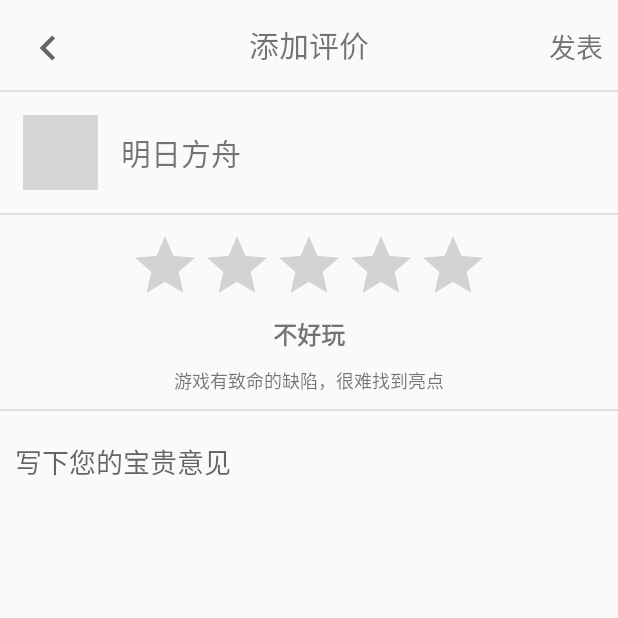
After one commit to Geinu666/TepTep, an Android app: the CommentActivity screen opened directly, with no data from a screen before it, on a phone screen of 412 x 824 dp, the top half of it. The commit adds this screen. Run offline under Robolectric (Android 15) with nearby library versions, the phone set to English and light mode, and no system bars; pictures from the network do not load; 3 statements that could not run were skipped; grey boxes are pictures that could not be loaded.

Commit message:
添加评论页完成
逻辑待写

```diff
--- a/SplashDemo/app/src/main/AndroidManifest.xml
+++ b/SplashDemo/app/src/main/AndroidManifest.xml
@@ -17,7 +17,8 @@
         android:supportsRtl="true"
         android:theme="@style/Theme.SplashDemo"
         android:usesCleartextTraffic="true">
-        <activity android:name=".SignupActivity"></activity>
+        <activity android:name=".CommentActivity"></activity>
+        <activity android:name=".SignupActivity" />
         <activity android:name=".LoginActivity" />
         <activity android:name=".WebViewActivity" />
         <activity android:name=".MainActivity" />
--- /dev/null
+++ b/SplashDemo/app/src/main/java/com/example/splashdemo/CommentActivity.java
@@ -0,0 +1,108 @@
+package com.example.splashdemo;
+
+import androidx.appcompat.app.AppCompatActivity;
+
+import android.media.Rating;
+import android.os.Bundle;
+import android.view.View;
+import android.widget.ImageView;
+import android.widget.RatingBar;
+import android.widget.TextView;
+
+import com.bumptech.glide.Glide;
+
+/**
+ * 评论
+ */
+public class CommentActivity extends AppCompatActivity implements View.OnClickListener{
+
+    private String gameName;
+    private int gameId;
+    private float rating;
+    private RatingBar bar;
+    private ImageView back;
+    private TextView rateText;
+    private TextView rateTitle;
+    private ImageView gameIcon;
+
+    @Override
+    protected void onCreate(Bundle savedInstanceState) {
+        super.onCreate(savedInstanceState);
+        setContentView(R.layout.activity_comment);
+
+        LightStatusBarUtils.setAndroidNativeLightStatusBar(this, true);
+
+        gameId = getIntent().getExtras().getInt("gameId");
+        rating = getIntent().getExtras().getFloat("rating");
+        gameName = getIntent().getExtras().getString("gameName");
+
+        back = findViewById(R.id.comment_back);
+        bar = findViewById(R.id.comment_bar);
+        rateText = findViewById(R.id.rating_text);
+        rateTitle = findViewById(R.id.rating_title);
+        gameIcon = findViewById(R.id.game_icon);
+
+        bar.setRating(rating);
+        setRatingText();
+
+        back.setOnClickListener(this);
+        bar.setOnRatingBarChangeListener(new RatingBar.OnRatingBarChangeListener() {
+            @Override
+            public void onRatingChanged(RatingBar ratingBar, float rating, boolean fromUser) {
+                if (rating <= 1.0) {
+                    rateTitle.setText("不好玩");
+                    rateText.setText("游戏有致命的缺陷，很难找到亮点");
+                } else if (rating <= 2.0) {
+                    rateTitle.setText("非常一般");
+                    rateText.setText("缺点大过优点，游戏内容仍需大幅调整");
+                } else if (rating <= 3.0) {
+                    rateTitle.setText("中规中矩");
+                    rateText.setText("游戏有亮点，同时缺点也很明显");
+                } else if (rating <= 4.0) {
+                    rateTitle.setText("优秀之作");
+                    rateText.setText("虽然有小瑕疵，但游戏整体非常棒");
+                } else {
+                    rateTitle.setText("旷世神作");
+                    rateText.setText("游戏无可挑剔，基本没有缺点");
+                }
+            }
+        });
+
+        Glide.with(getApplicationContext())
+                .load("https://dss0.bdstatic.com/-0U0bnSm1A5BphGlnYG/tam-ogel/c7540fa48a64bbaadb88ce07f0d6a1bb_264_264.jpg")
+                .into(gameIcon);
+    }
+
+    @Override
+    public void onClick(View v) {
+        switch (v.getId()) {
+            case R.id.comment_back:
+                finish();
+        }
+    }
+
+    @Override
+    public void finish() {
+        super.finish();
+        overridePendingTransition(R.anim.no_anim, R.anim.rightout_exit);
+    }
+
+    public void setRatingText(){
+        if (rating <= 1.0) {
+            rateTitle.setText("不好玩");
+            rateText.setText("游戏有致命的缺陷，很难找到亮点");
+        } else if (rating <= 2.0) {
+            rateTitle.setText("非常一般");
+            rateText.setText("缺点大过优点，游戏内容仍需大幅调整");
+        } else if (rating <= 3.0) {
+            rateTitle.setText("中规中矩");
+            rateText.setText("游戏有亮点，同时缺点也很明显");
+        } else if (rating <= 4.0) {
+            rateTitle.setText("优秀之作");
+            rateText.setText("虽然有小瑕疵，但游戏整体非常棒");
+        } else {
+            rateTitle.setText("旷世神作");
+            rateText.setText("游戏无可挑剔，基本没有缺点");
+        }
+    }
+}
--- /dev/null
+++ b/SplashDemo/app/src/main/res/layout/activity_comment.xml
@@ -0,0 +1,107 @@
+<?xml version="1.0" encoding="utf-8"?>
+<LinearLayout xmlns:android="http://schemas.android.com/apk/res/android"
+    xmlns:app="http://schemas.android.com/apk/res-auto"
+    xmlns:tools="http://schemas.android.com/tools"
+    android:layout_width="match_parent"
+    android:layout_height="match_parent"
+    android:orientation="vertical"
+    tools:context=".CommentActivity">
+    <RelativeLayout
+        android:layout_width="match_parent"
+        android:layout_height="50dp">
+        <ImageView
+            android:id="@+id/comment_back"
+            android:layout_width="33dp"
+            android:layout_height="33dp"
+            android:layout_alignParentLeft="true"
+            android:layout_alignParentTop="true"
+            android:layout_marginLeft="15dp"
+            android:layout_marginTop="15dp"
+            android:src="@drawable/outline_chevron_left_24"/>
+        <TextView
+            android:layout_width="wrap_content"
+            android:layout_height="wrap_content"
+            android:layout_alignParentBottom="true"
+            android:layout_centerHorizontal="true"
+            android:layout_marginBottom="5dp"
+            android:text="@string/add_comment"
+            android:textSize="20sp"/>
+        <TextView
+            android:id="@+id/release_comment"
+            android:layout_width="wrap_content"
+            android:layout_height="wrap_content"
+            android:layout_alignParentRight="true"
+            android:layout_alignParentBottom="true"
+            android:layout_marginRight="10dp"
+            android:layout_marginBottom="5dp"
+            android:clickable="true"
+            android:focusable="true"
+            android:text="@string/release"
+            android:textSize="18sp"/>
+    </RelativeLayout>
+    <View
+        android:layout_width="match_parent"
+        android:layout_height="1dp"
+        android:layout_marginTop="10dp"
+        android:alpha="0.1"
+        android:background="#000000" />
+    <RelativeLayout
+        android:layout_width="match_parent"
+        android:layout_height="wrap_content">
+        <ImageView
+            android:id="@+id/game_icon"
+            android:layout_width="50dp"
+            android:layout_height="50dp"
+            android:layout_margin="15dp"/>
+        <TextView
+            android:id="@+id/comment_game_name"
+            android:layout_width="wrap_content"
+            android:layout_height="wrap_content"
+            android:layout_centerVertical="true"
+            android:layout_toRightOf="@id/game_icon"
+            android:text="@string/mrfz"
+            android:textSize="20sp"/>
+    </RelativeLayout>
+    <View
+        android:layout_width="match_parent"
+        android:layout_height="1dp"
+        android:alpha="0.1"
+        android:background="#000000" />
+    <RatingBar
+        android:id="@+id/comment_bar"
+        android:layout_width="wrap_content"
+        android:layout_height="wrap_content"
+        android:layout_gravity="center"
+        android:layout_marginTop="10dp"/>
+    <TextView
+        android:id="@+id/rating_title"
+        android:layout_width="wrap_content"
+        android:layout_height="wrap_content"
+        android:textSize="16sp"
+        android:textStyle="bold"
+        android:layout_gravity="center"/>
+    <TextView
+        android:layout_marginTop="10dp"
+        android:id="@+id/rating_text"
+        android:layout_width="wrap_content"
+        android:layout_height="wrap_content"
+        android:textSize="12sp"
+        android:layout_gravity="center"/>
+    <View
+        android:layout_marginTop="10dp"
+        android:layout_width="match_parent"
+        android:layout_height="1dp"
+        android:alpha="0.1"
+        android:background="#000000" />
+    <EditText
+        android:id="@+id/comment_content"
+        android:layout_width="match_parent"
+        android:layout_height="wrap_content"
+        android:layout_marginTop="10dp"
+        android:autofillHints="@string/comment_hint"
+        android:background="@null"
+        android:hint="@string/comment_hint"
+        android:inputType="text"
+        android:padding="10dp"
+        android:scrollbars="vertical"/>
+</LinearLayout>
--- a/SplashDemo/app/src/main/res/layout/fragment_home.xml
+++ b/SplashDemo/app/src/main/res/layout/fragment_home.xml
@@ -20,7 +20,7 @@
         android:layout_width="wrap_content"
         android:layout_height="wrap_content"
         android:id="@+id/http_test"
-        android:text="httptest"
+        android:text="一键登录"
         android:onClick="onClick"/>
     <Button
         android:layout_width="wrap_content"
--- a/SplashDemo/app/src/main/res/values/strings.xml
+++ b/SplashDemo/app/src/main/res/values/strings.xml
@@ -25,6 +25,11 @@
     <string name="game_forum">论坛</string>
     <string name="brief_info">简介</string>
     <string name="rate_title">评分&amp;评论</string>
+    <string name="tap_comment">轻触评分</string>
+    <string name="add_comment">添加评价</string>
+    <string name="release">发表</string>
+    <string name="mrfz">明日方舟</string>
+    <string name="comment_hint">写下您的宝贵意见</string>
     <string name="intro_content">这是一段有亿点点点点点点点点点点点点点点点点点点点点点点点点点点点点点点点点点点点点点点点点点点点点点点点点点点点点点点点点点点点点点点点点点点点点长的简介</string>
     <string name="login_only_can_input">abcdefghijklmnopqrstuvwxyzABCDEFGHIJKLMNOPQRSTUVWXYZ1234567890</string>
     <string name="hello_blank_fragment">Hello blank fragment</string>
```
Also changed, not shown: SplashDemo/app/src/main/java/com/example/splashdemo/GameActivity.java (+24 -6 lines), SplashDemo/app/src/main/java/com/example/splashdemo/ui/PersonalFragment.java (+2 -12 lines), SplashDemo/app/src/main/res/layout/activity_game.xml (+21 -9 lines).
